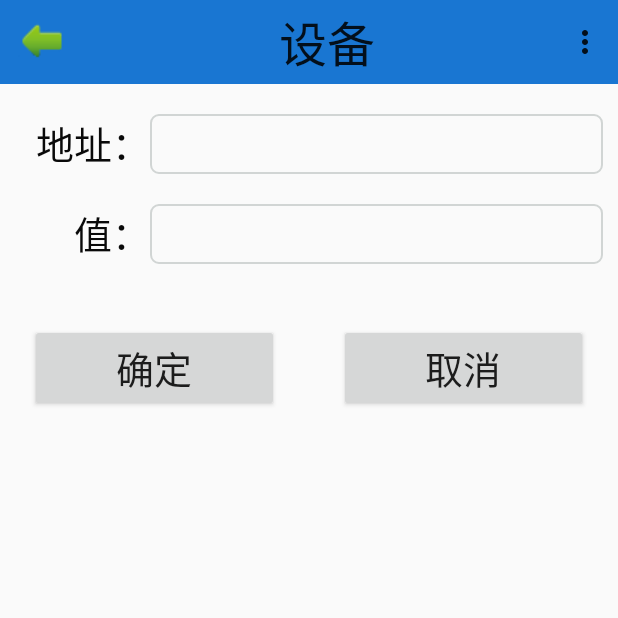
After one commit to glj077/dx, an Android app: the Regedit screen opened directly, with no data from a screen before it, on a phone screen of 412 x 824 dp, the top half of it. The commit adds this screen. Run offline under Robolectric (Android 15) with nearby library versions, the phone set to English and light mode, and no system bars.

Commit message:
dx4g_regeditv1.0

```diff
--- a/app/src/main/AndroidManifest.xml
+++ b/app/src/main/AndroidManifest.xml
@@ -15,7 +15,8 @@
         android:supportsRtl="true"
         android:theme="@style/AppTheme"
         android:usesCleartextTraffic="true">
-        <activity android:name=".Main4Activity"></activity>
+        <activity android:name=".Regedit"></activity>
+        <activity android:name=".Main4Activity" />
         <activity android:name=".Main3Activity" />
         <activity android:name=".Main2Activity" />
         <activity android:name=".MainActivity">
--- /dev/null
+++ b/app/src/main/java/com/example/dx_4g/Regedit.java
@@ -0,0 +1,95 @@
+package com.example.dx_4g;
+
+import androidx.annotation.RequiresApi;
+import androidx.appcompat.app.AppCompatActivity;
+import androidx.appcompat.widget.Toolbar;
+
+import android.os.Build;
+import android.os.Bundle;
+import android.view.Gravity;
+import android.view.Menu;
+import android.view.MenuItem;
+import android.view.View;
+import android.view.Window;
+import android.widget.EditText;
+import android.widget.LinearLayout;
+import android.widget.TextView;
+import android.widget.Toast;
+
+import com.example.dx_4g.funclass.BaseActivity;
+
+import java.util.Objects;
+
+public class Regedit extends BaseActivity implements View.OnClickListener {
+
+    private  int regAddr;
+    private  int regType;
+    private  String regName;
+    private  String regValue;
+
+    @Override
+    protected int getLayoutId() {
+        supportRequestWindowFeature(Window.FEATURE_NO_TITLE);//去掉标题栏
+        return R.layout.activity_regedit;
+    }
+
+    @RequiresApi(api = Build.VERSION_CODES.KITKAT)
+    @Override
+    protected void initView() {
+
+        //        //标题栏设置
+        setSupportActionBar((androidx.appcompat.widget.Toolbar) findViewById(R.id.toolbar3));
+        Objects.requireNonNull(getSupportActionBar()).setDisplayShowTitleEnabled(false);//隐藏默认的Title
+        ((androidx.appcompat.widget.Toolbar) findViewById(R.id.toolbar3)).setTitle("设备");
+        ((androidx.appcompat.widget.Toolbar) findViewById(R.id.toolbar3)).setNavigationIcon(R.drawable.reexit);//设置导航图标
+        // 以下动作让标题居中显地
+        TextView textView = (TextView) ((androidx.appcompat.widget.Toolbar) findViewById(R.id.toolbar3)).getChildAt(0);//主标题
+        textView.getLayoutParams().width = LinearLayout.LayoutParams.MATCH_PARENT;//填充父类
+        textView.setGravity(Gravity.CENTER);
+
+        ((androidx.appcompat.widget.Toolbar) findViewById(R.id.toolbar3)).setOnMenuItemClickListener(new Toolbar.OnMenuItemClickListener() {
+            @Override
+            public boolean onMenuItemClick(MenuItem item) {
+                switch (item.getItemId()){
+                    case R.id.home:
+                        finish();
+                        break;
+                }
+                return false;
+            }
+
+        });
+
+        ((androidx.appcompat.widget.Toolbar) findViewById(R.id.toolbar3)).setNavigationOnClickListener(new View.OnClickListener() {
+            @Override
+            public void onClick(View v) {
+                finish();
+            }
+        });
+    }
+
+    @Override
+    protected void initData() {
+        regAddr=getIntent().getIntExtra("regaddr",0);
+        regType=getIntent().getIntExtra("regaddrtype",0);
+        regName=getIntent().getStringExtra("regname");
+        regValue=getIntent().getStringExtra("regvalue");
+        TextView textView=(TextView)findViewById(R.id.exitaddrshow);
+        textView.setText(regName);
+        EditText editText=(EditText)findViewById(R.id.exitvalueshow);
+        editText.setHint(regValue);
+        Toast.makeText(Regedit.this,regAddr+"   "+regType,Toast.LENGTH_LONG).show();
+
+
+    }
+
+    @Override
+    public void onClick(View v) {
+
+    }
+    @Override
+    public boolean onCreateOptionsMenu(Menu menu) {
+        getMenuInflater().inflate(R.menu.action_menu, menu);
+        return true;
+    }
+}
--- /dev/null
+++ b/app/src/main/res/layout/activity_regedit.xml
@@ -0,0 +1,97 @@
+<?xml version="1.0" encoding="utf-8"?>
+<LinearLayout xmlns:android="http://schemas.android.com/apk/res/android"
+    xmlns:tools="http://schemas.android.com/tools"
+    xmlns:app="http://schemas.android.com/apk/res-auto"
+    android:orientation="vertical"
+    android:layout_width="match_parent"
+    android:layout_height="match_parent">
+
+    <androidx.appcompat.widget.Toolbar
+        android:id="@+id/toolbar3"
+        android:layout_width="match_parent"
+        android:layout_height="wrap_content"
+        android:background="?attr/colorPrimary"
+        android:minHeight="?attr/actionBarSize"
+        android:theme="?attr/actionBarTheme"
+        app:titleTextAppearance="@style/ToolbarTitle"
+        app:popupTheme="@style/ToolBarPopTheme"/>
+    <LinearLayout
+        android:layout_width="match_parent"
+        android:layout_height="wrap_content"
+        android:layout_marginTop="20dp"
+        android:orientation="horizontal">
+        <TextView
+            android:layout_width="0dp"
+            android:layout_height="wrap_content"
+            android:layout_weight="1"
+            android:text="地址："
+            android:textColor="@color/colorblack"
+            android:textSize="25sp"
+            android:gravity="right"
+            android:id="@+id/exitaddr"/>
+        <TextView
+            android:layout_width="0dp"
+            android:layout_height="wrap_content"
+            android:layout_weight="3"
+            android:textSize="25sp"
+            android:gravity="center"
+            android:layout_marginRight="10dp"
+            android:textColor="@color/colorblack"
+            android:background="@drawable/edittextselect"
+            android:id="@+id/exitaddrshow"/>
+    </LinearLayout>
+    <LinearLayout
+        android:layout_width="match_parent"
+        android:layout_height="wrap_content"
+        android:layout_marginTop="20dp"
+        android:orientation="horizontal">
+        <TextView
+            android:layout_width="0dp"
+            android:layout_height="wrap_content"
+            android:textSize="25sp"
+            android:text="值："
+            android:textColor="@color/colorblack"
+            android:layout_weight="1"
+            android:gravity="right"
+            android:id="@+id/exitvalue"/>
+        <EditText
+            android:layout_width="0dp"
+            android:layout_height="wrap_content"
+            android:layout_weight="3"
+            android:textSize="25sp"
+            android:gravity="center"
+            android:textColor="@color/colorblack"
+            android:layout_marginRight="10dp"
+            android:background="@drawable/edittextselect"
+            android:id="@+id/exitvalueshow" />
+    </LinearLayout>
+
+    <LinearLayout
+        android:layout_width="match_parent"
+        android:layout_height="wrap_content"
+        android:layout_marginTop="20dp"
+        android:orientation="horizontal">
+
+        <Button
+            android:id="@+id/exitok"
+            android:layout_width="0dp"
+            android:layout_height="wrap_content"
+            android:layout_weight="1"
+            android:gravity="center"
+            android:text="确定"
+            android:textSize="25sp"
+            android:layout_margin="20dp"
+            tools:ignore="ButtonStyle" />
+
+        <Button
+            android:id="@+id/exitcancle"
+            android:layout_width="0dp"
+            android:layout_height="wrap_content"
+            android:layout_weight="1"
+            android:gravity="center"
+            android:text="取消"
+            android:textSize="25sp"
+            android:layout_margin="20dp"
+            tools:ignore="ButtonStyle" />
+    </LinearLayout>
+</LinearLayout>
--- a/app/src/main/res/layout/tab1.xml
+++ b/app/src/main/res/layout/tab1.xml
@@ -13,7 +13,7 @@
         android:layout_height="wrap_content"
         android:background="?attr/colorPrimary"
         android:minHeight="?attr/actionBarSize"
-        android:theme="@style/AppTheme"
+        android:theme="?attr/actionBarTheme"
         app:layout_constraintEnd_toEndOf="parent"
         app:layout_constraintStart_toStartOf="parent"
         app:layout_constraintTop_toTopOf="parent"
--- a/app/src/main/res/values/colors.xml
+++ b/app/src/main/res/values/colors.xml
@@ -22,4 +22,5 @@
     <color name="clolorTab">#E040FB</color>
     <color name="colortabf">#CCC7C7</color>
     <color name="colorstack">#FF6D00</color>
+    <color name="colorblack">#090909</color>
 </resources>
```
Also changed, not shown: app/src/main/java/com/example/dx_4g/funclass/DX_Device_Reg.java (+12 -4 lines), app/src/main/java/com/example/dx_4g/tab1.java (+30 -12 lines), app/src/main/res/drawable-v24/reexit.png (added).
